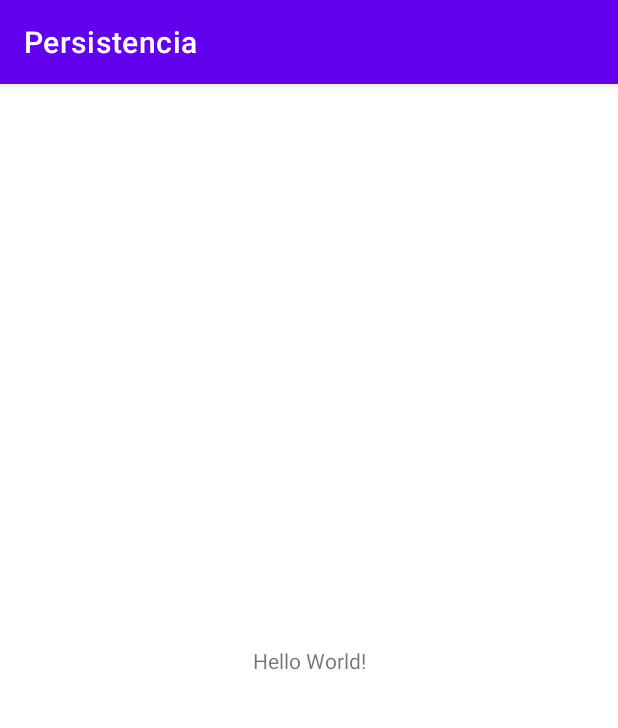
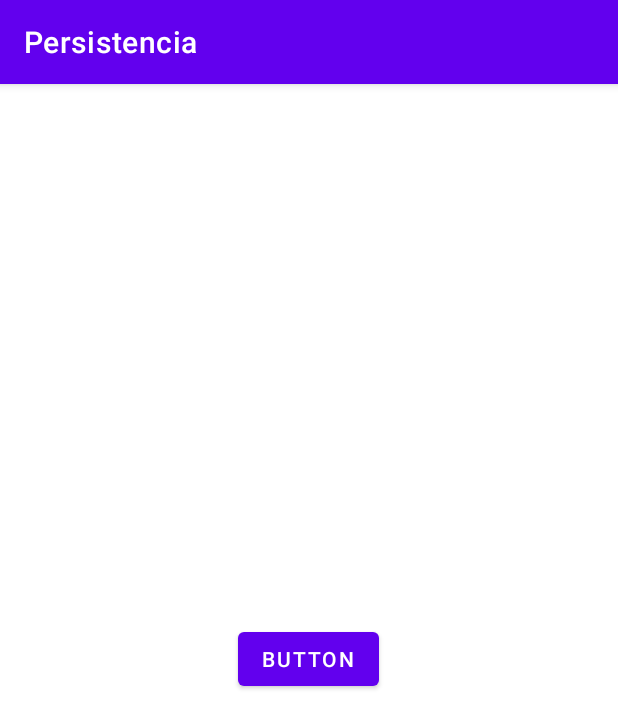
Before and after one commit to BorjaMontoro/Persistencia, an Android app: the screen it shows after launch (MainActivity), on a phone screen of 412 x 824 dp. Shown: the top 728 px of the screen. Run offline under Robolectric (Android 15) with nearby library versions, the phone set to English and light mode, and no system bars.

```diff
--- a/app/src/main/java/com/example/persistencia/MainActivity.java
+++ b/app/src/main/java/com/example/persistencia/MainActivity.java
@@ -3,6 +3,12 @@ package com.example.persistencia;
 import androidx.appcompat.app.AppCompatActivity;
 
 import android.os.Bundle;
+import android.util.Log;
+import android.widget.Button;
+
+import java.io.File;
+import java.io.FileWriter;
+import java.io.OutputStream;
 
 public class MainActivity extends AppCompatActivity {
 
@@ -10,5 +16,23 @@ public class MainActivity extends AppCompatActivity {
     protected void onCreate(Bundle savedInstanceState) {
         super.onCreate(savedInstanceState);
         setContentView(R.layout.activity_main);
+
+        Button b=findViewById(R.id.boton);
+
+        try{
+            File dir= getFilesDir();
+            Log.i("Info",dir.toString());
+            File archivo= new File(dir,"dades.txt");
+            if(!archivo.exists()) {
+                archivo.createNewFile();
+            }
+            FileWriter archivoescribir=new FileWriter(dir+"/dades.txt");
+            Log.i("Info",dir+"/dades.txt");
+            String mensaje="Cataluña es la mejor comunidad autonoma de España";
+            archivoescribir.write(mensaje);
+
+        }catch (Exception e){
+            e.printStackTrace();
+        }
     }
 }
--- a/app/src/main/res/layout/activity_main.xml
+++ b/app/src/main/res/layout/activity_main.xml
@@ -6,13 +6,15 @@
     android:layout_height="match_parent"
     tools:context=".MainActivity">
 
-    <TextView
+    <Button
+        android:id="@+id/boton"
         android:layout_width="wrap_content"
         android:layout_height="wrap_content"
-        android:text="Hello World!"
+        android:text="Button"
         app:layout_constraintBottom_toBottomOf="parent"
         app:layout_constraintEnd_toEndOf="parent"
+        app:layout_constraintHorizontal_bias="0.498"
         app:layout_constraintStart_toStartOf="parent"
-        app:layout_constraintTop_toTopOf="parent" />
-
+        app:layout_constraintTop_toTopOf="parent"
+        app:layout_constraintVertical_bias="0.499" />
 </androidx.constraintlayout.widget.ConstraintLayout>
```
